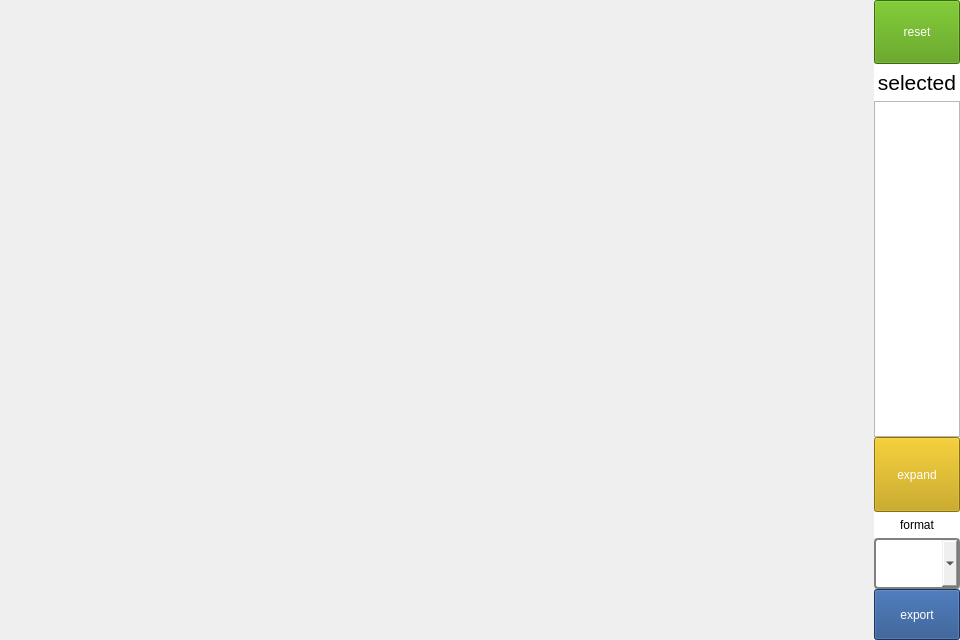
Before: the Qt Designer form app/ui/view3d_widget.ui in xuguodong1999/COCR, drawn with Qt 5.
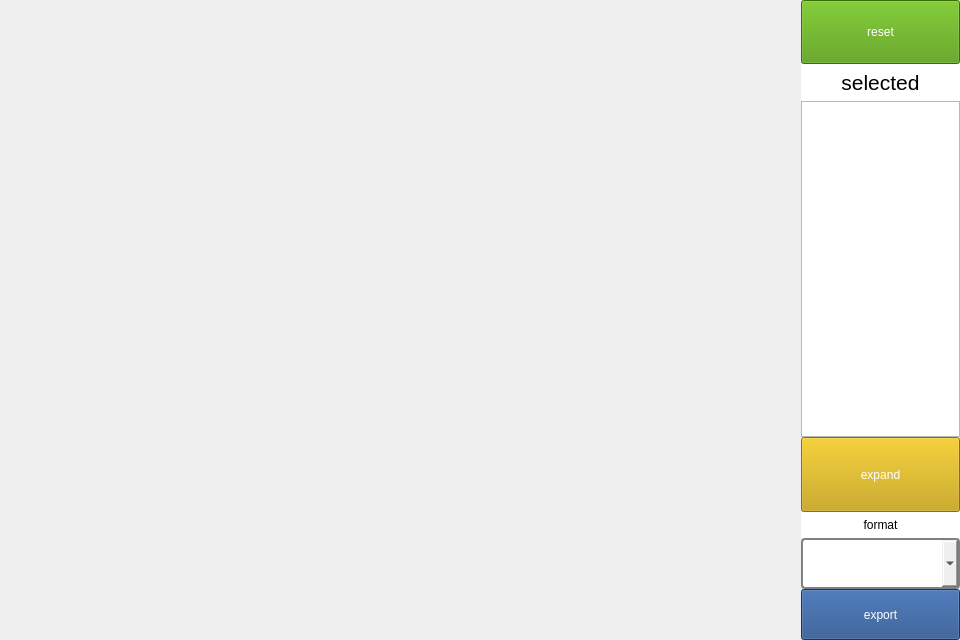
After: the same form once the commit is applied.

What changed in the file:
```diff
--- a/app/ui/view3d_widget.ui
+++ b/app/ui/view3d_widget.ui
@@ -13,7 +13,7 @@
         <property name="windowTitle">
             <string>3D Viewer</string>
         </property>
-        <layout class="QHBoxLayout" name="horizontalLayout" stretch="200,2,10">
+        <layout class="QHBoxLayout" name="horizontalLayout" stretch="200,2,40">
             <property name="spacing">
                 <number>0</number>
             </property>
```
